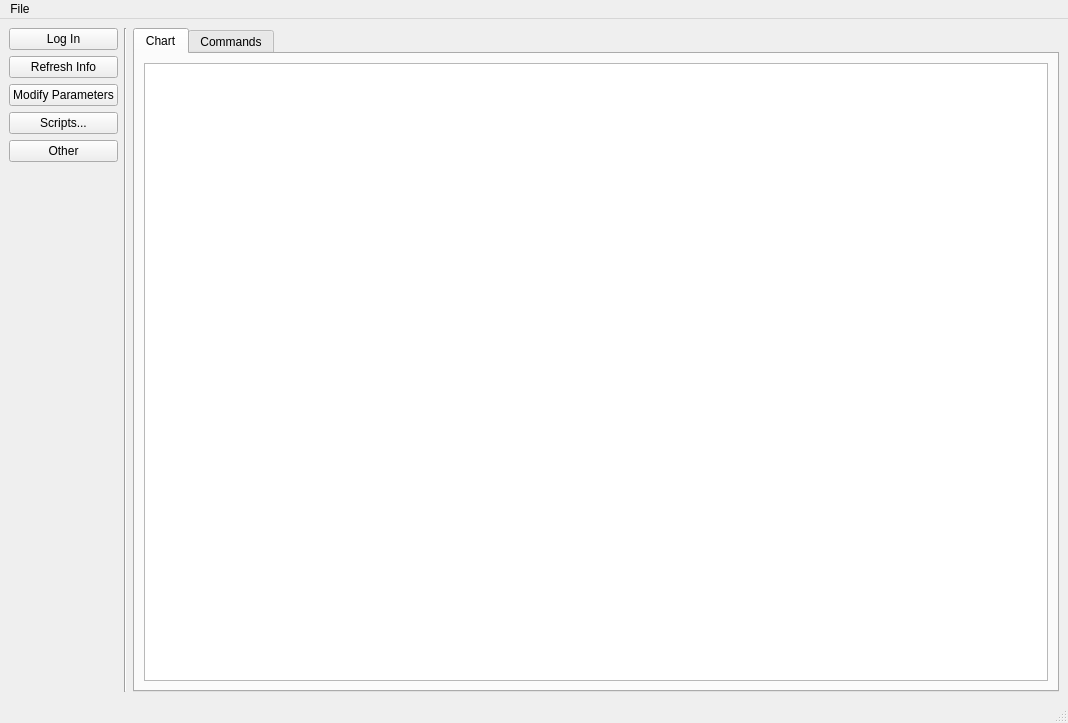
Old version of the form PC/MainWindow.ui in the repository dawidwojdylak/climatic-chamber-system.
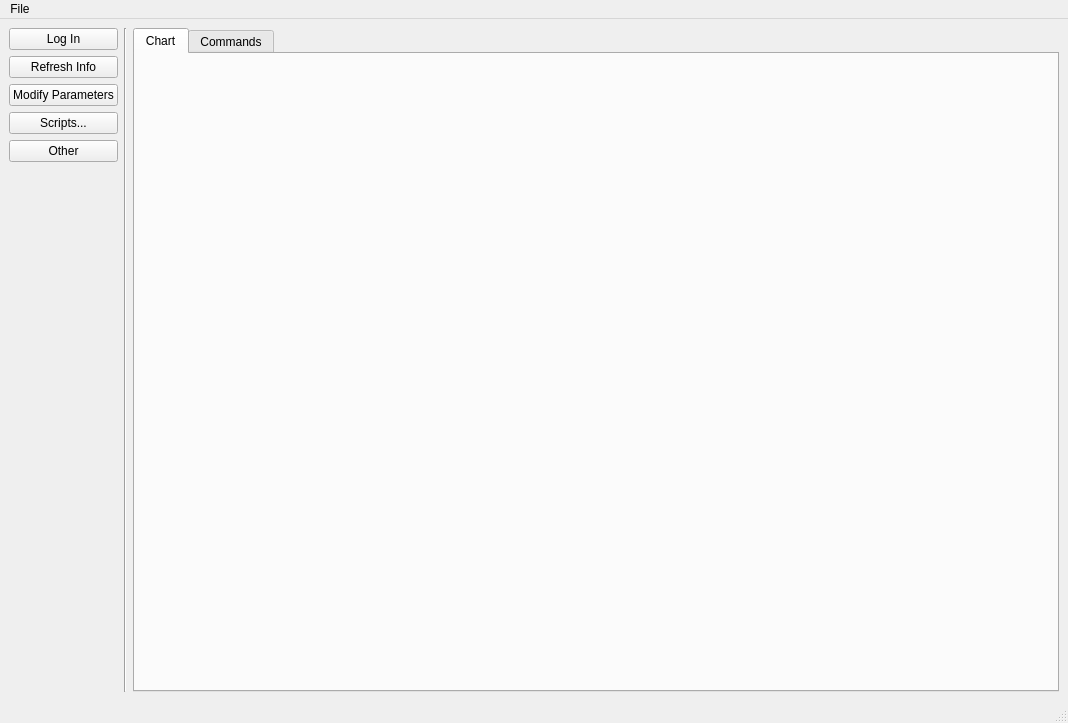
New version of the form. The open tabs and pages were chosen to show the change.

Commit message: Add plot base

```diff
--- a/PC/MainWindow.ui
+++ b/PC/MainWindow.ui
@@ -90,11 +90,7 @@
          </attribute>
          <layout class="QHBoxLayout" name="horizontalLayout">
           <item>
-           <layout class="QVBoxLayout" name="verticalLayout">
-            <item>
-             <widget class="QTextBrowser" name="textBrowser"/>
-            </item>
-           </layout>
+           <layout class="QVBoxLayout" name="verticalLayout"/>
           </item>
          </layout>
         </widget>
```
Left out of the diff: 2 changed lines with no effect on the pictures. The commit also changes 2 other files.
